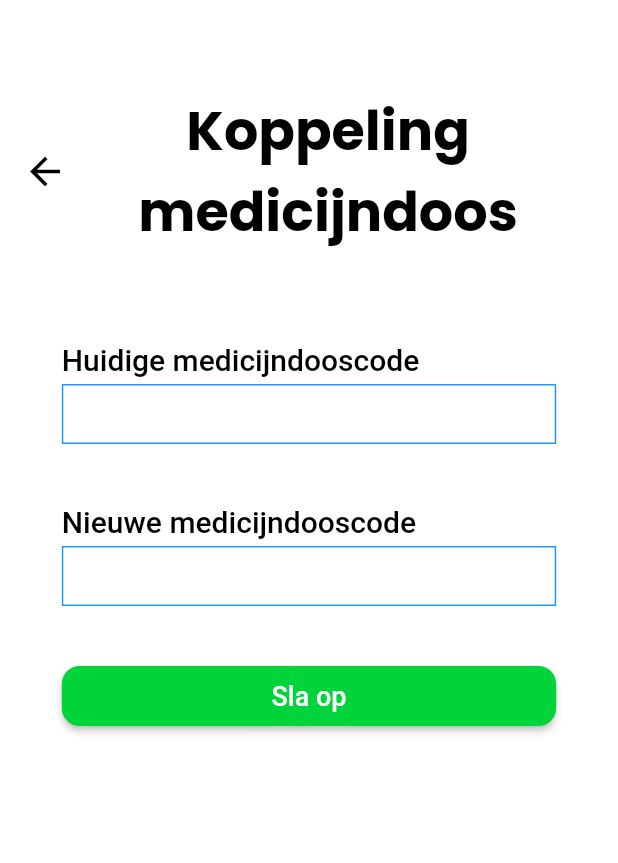
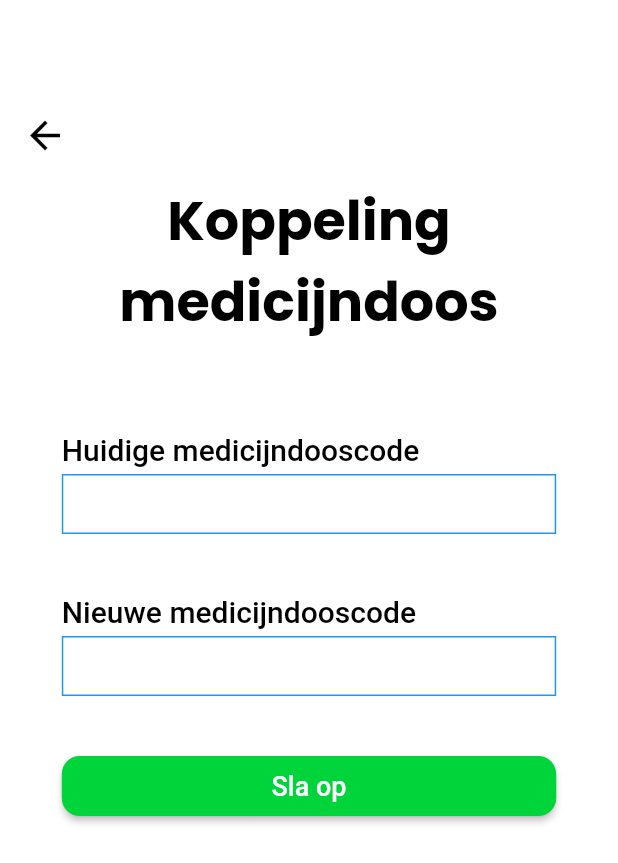
Before and after one commit to YolaLilian/PillCase_Flutterflow, a Flutter app: the EditMedicinLinkWidget screen opened directly, on a phone screen of 412 x 824 dp. Shown: the top 863 px of the screen. Run offline on Flutter 3.47's test engine with Material 2 defaults, Android fonts, the phone set to English and light mode, and no system bars; drawn by our look-alikes of auto_size_text; our stand-ins replace built_collection, built_value, cloud_firestore, firebase_auth, firebase_core, flutter_datetime_picker and 9 more; missing offline and left inert: flutter_barcode_scanner, json_path; accounts and stored records are empty; generated files the repository leaves out were written again.

Commit message:
Edit structure and alignment in title

```diff
--- a/lib/edit_medicin_link/edit_medicin_link_widget.dart
+++ b/lib/edit_medicin_link/edit_medicin_link_widget.dart
@@ -38,10 +38,10 @@ class _EditMedicinLinkWidgetState extends State<EditMedicinLinkWidget> {
               mainAxisSize: MainAxisSize.max,
               children: [
                 Padding(
-                  padding: EdgeInsetsDirectional.fromSTEB(0, 60, 0, 60),
+                  padding: EdgeInsetsDirectional.fromSTEB(0, 60, 0, 0),
                   child: Row(
-                    mainAxisSize: MainAxisSize.min,
-                    mainAxisAlignment: MainAxisAlignment.spaceBetween,
+                    mainAxisSize: MainAxisSize.max,
+                    mainAxisAlignment: MainAxisAlignment.start,
                     crossAxisAlignment: CrossAxisAlignment.center,
                     children: [
                       FlutterFlowIconButton(
@@ -58,11 +58,14 @@ class _EditMedicinLinkWidgetState extends State<EditMedicinLinkWidget> {
                           Navigator.pop(context);
                         },
                       ),
-                      Expanded(
-                        child: Align(
-                          alignment: AlignmentDirectional(-0.35, 0),
-                          child: Column(
-                            mainAxisSize: MainAxisSize.max,
+                    ],
+                  ),
+                ),
+                Padding(
+                  padding: EdgeInsetsDirectional.fromSTEB(0, 0, 0, 60),
+                  child: Row(
+                    mainAxisSize: MainAxisSize.min,
+                    mainAxisAlignment: MainAxisAlignment.center,
                     children: [
                       Text(
                         'Koppeling\nmedicijndoos',
@@ -75,10 +78,30 @@ class _EditMedicinLinkWidgetState extends State<EditMedicinLinkWidget> {
                     ],
                   ),
                 ),
-                      ),
-                    ],
-                  ),
-                ),
+
+
+
+                      // Expanded(
+                      //   child: Align(
+                      //     alignment: AlignmentDirectional(-0.35, 0),
+                      //     child: Column(
+                      //       mainAxisSize: MainAxisSize.max,
+                      //       children: [
+                      //         Text(
+                      //           'Koppeling\nmedicijndoos',
+                      //           textAlign: TextAlign.center,
+                      //           style: FlutterFlowTheme.title1.override(
+                      //             fontFamily: 'Poppins',
+                      //             fontSize: 36,
+                      //           ),
+                      //         ),
+                      //       ],
+                      //     ),
+                      //   ),
+                      // ),
+                //     ],
+                //   ),
+                // ),
                 Container(
                   width: MediaQuery.of(context).size.width * 0.8,
                   height: MediaQuery.of(context).size.height * 0.65,
```
Also changed, not shown: lib/email_edit/email_edit_widget.dart (+11 -12 lines). Lines whose indentation alone changed are shown as unchanged.
